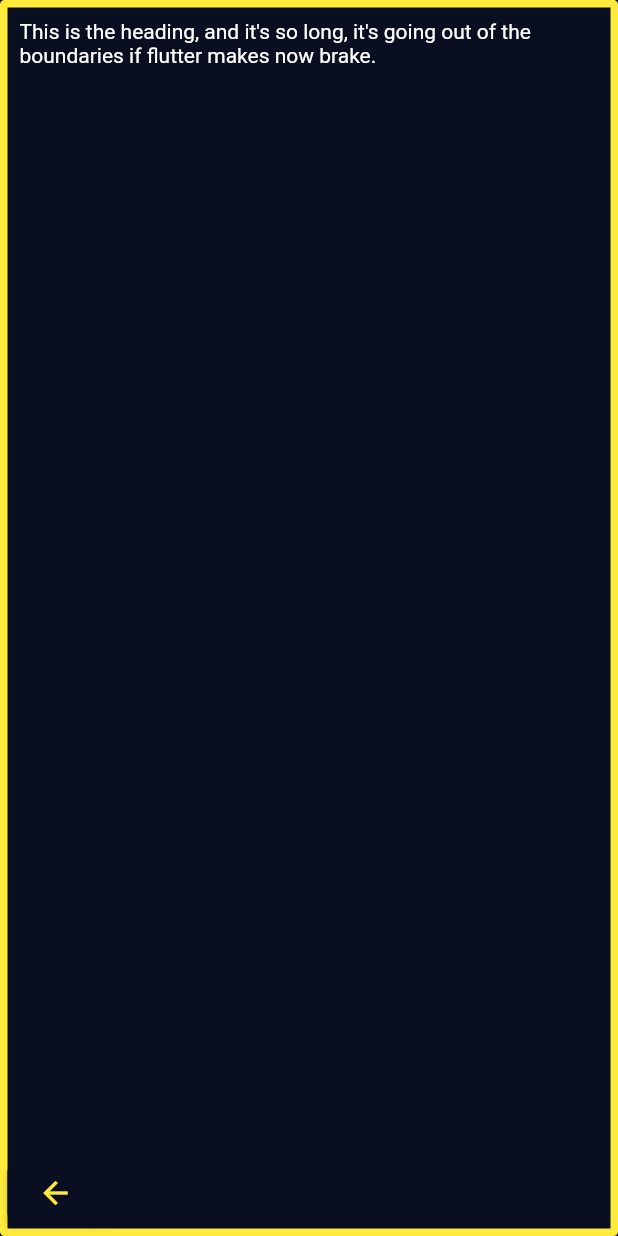
After one commit to ChristopherRoth01/mciot_flutterapp_pacman, a Flutter app: the screen it shows after launch, after a tap on the "settings" icon, on a phone screen of 412 x 824 dp. The commit adds this screen. Run offline on Flutter 3.47's test engine with Material 2 defaults, Android fonts, the phone set to English and light mode, and no system bars.

Commit message:
added settings page

```diff
--- a/lib/constants.dart
+++ b/lib/constants.dart
@@ -1,2 +1,3 @@
 const String gameName_caps = "PACMAN";
 const String gameName_lower = "pacman";
+const double iconPadding = 10.0;
--- a/lib/entry_screen.dart
+++ b/lib/entry_screen.dart
@@ -1,5 +1,6 @@
 import 'package:flutter/material.dart';
 import 'package:mciot_flutterapp_pacman/constants.dart';
+import 'package:mciot_flutterapp_pacman/settings.dart';
 import 'game/game.dart';
 import 'help.dart';
 
@@ -14,7 +15,13 @@ class EntryScreen extends StatelessWidget {
           mainAxisAlignment: MainAxisAlignment.center,
           children: [
             Expanded(
-                child: const Help(),
+              child: Row(
+                mainAxisAlignment: MainAxisAlignment.spaceBetween,
+                children: [
+                  const Settings(),
+                  const Help(),
+                ],
+              ),
             ),
             Expanded(
               flex: 4,
@@ -30,9 +37,9 @@ class EntryScreen extends StatelessWidget {
                 onPressed: () {
                   Navigator.push(
                     context,
-                    MaterialPageRoute(
-                      builder: (context) {return const Game();}
-                  ),
+                    MaterialPageRoute(builder: (context) {
+                      return const Game();
+                    }),
                   );
                 },
                 child: Padding(
@@ -45,7 +52,6 @@ class EntryScreen extends StatelessWidget {
                         width: 5.0,
                       ),
                     ),
-
                     child: Center(
                       child: Text(
                         "Start",
@@ -58,8 +64,7 @@ class EntryScreen extends StatelessWidget {
             ),
             const Expanded(
               flex: 1,
-                child: SizedBox(
-            ),
+              child: SizedBox(),
             ),
           ],
         ),
--- a/lib/game/game.dart
+++ b/lib/game/game.dart
@@ -1,5 +1,7 @@
 import 'package:flutter/material.dart';
 import 'package:mciot_flutterapp_pacman/game/score.dart';
+
+import 'components/pacman.dart';
 
 class Game extends StatefulWidget {
   const Game({Key? key}) : super(key: key);
@@ -16,7 +18,8 @@ class _GameState extends State<Game> {
         mainAxisAlignment: MainAxisAlignment.spaceBetween,
         children: [
           Expanded(
-              flex: 4,child: Center(child: Text("HI!"))),
+              flex: 4,child: Center(child: PacMan()),
+          ),
           Expanded(child: Score()),
         ],
       ),
--- a/lib/help.dart
+++ b/lib/help.dart
@@ -1,5 +1,6 @@
 import 'package:flutter/cupertino.dart';
 import 'package:flutter/material.dart';
+import 'package:mciot_flutterapp_pacman/constants.dart';
 
 class Help extends StatelessWidget {
   const Help({Key? key}) : super(key: key);
@@ -10,7 +11,7 @@ class Help extends StatelessWidget {
       mainAxisAlignment: MainAxisAlignment.end,
       children: [
         Padding(
-          padding: EdgeInsets.all(10.0),
+          padding: EdgeInsets.all(iconPadding),
           child: ElevatedButton(
             onPressed:() {
               Navigator.push(context,
--- /dev/null
+++ b/lib/settings.dart
@@ -0,0 +1,69 @@
+import 'package:flutter/material.dart';
+
+import 'constants.dart';
+
+class Settings extends StatelessWidget {
+  const Settings({Key? key}) : super(key: key);
+
+  @override
+  Widget build(BuildContext context) {
+    return Padding(
+      padding: const EdgeInsets.all(iconPadding),
+      child: ElevatedButton(
+        onPressed: () {
+          Navigator.push(
+              context, MaterialPageRoute(builder: (context) => SettingsPage()));
+        },
+        child: const Icon(
+          Icons.settings,
+          color: Colors.yellow,
+          size: 50.0,
+        ),
+      ),
+    );
+  }
+}
+
+class SettingsPage extends StatelessWidget {
+  const SettingsPage({Key? key}) : super(key: key);
+
+  @override
+  Widget build(BuildContext context) {
+    return Scaffold(
+      body: Container(
+          decoration: BoxDecoration(
+            borderRadius: BorderRadius.circular(3),
+            border: Border.all(
+              color: Colors.yellow,
+              width: 5,
+            ),
+          ),
+          child: Column(
+            crossAxisAlignment: CrossAxisAlignment.end,
+            children: [
+              const Expanded(
+                child: Padding(
+                  padding: EdgeInsets.all(8.0),
+                  child: Text(
+                      "This is the heading, and it's so long, it's going out of the boundaries if flutter makes now brake."),
+                ),
+              ),
+              Row(
+                mainAxisAlignment: MainAxisAlignment.start,
+                children: [
+                  ElevatedButton(
+                    onPressed: () {
+                      Navigator.pop(context);
+                    },
+                    child: const Icon(
+                      Icons.arrow_back,
+                      color: Colors.yellow,
+                    ),
+                  ),
+                ],
+              )
+            ],
+          )),
+    );
+  }
+}
```
Also changed, not shown: lib/game/components/pacman.dart (+17 -0 lines), pubspec.yaml (+1 -10 lines).
